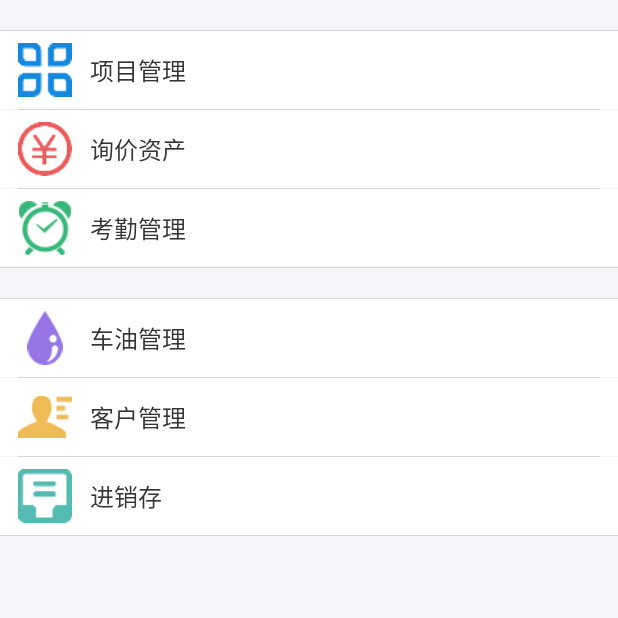
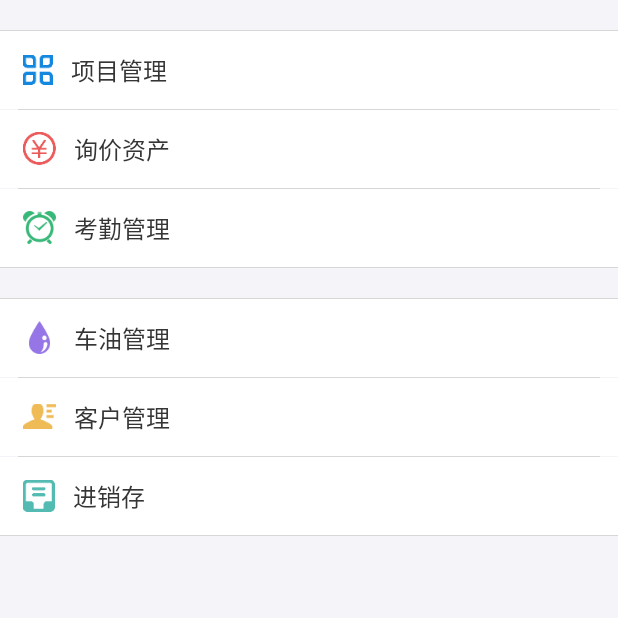
Before and after one commit to Markmeimei/ZhiXin, an Android app: the fragment Fragment_Manage shown on its own in the app's theme, on a phone screen of 412 x 824 dp, the top half of it. Run offline under Robolectric (Android 15) with nearby library versions, the phone set to English and light mode, and no system bars.

Commit message:
2016-03-25 修改部分界面

```diff
--- a/app/src/main/res/layout/fragment_manage.xml
+++ b/app/src/main/res/layout/fragment_manage.xml
@@ -19,11 +19,11 @@
 
         <ImageView
             android:id="@+id/iv_avatar"
-            android:layout_width="36dp"
-            android:layout_height="36dp"
+            android:layout_width="20dp"
+            android:layout_height="20dp"
             android:layout_alignParentLeft="true"
             android:layout_centerVertical="true"
-            android:layout_marginLeft="12dp"
+            android:layout_marginLeft="15dp"
             android:src="@mipmap/fragment_project_manage" />
 
         <TextView
@@ -66,11 +66,11 @@
 
         <ImageView
             android:id="@+id/iv_avatar1"
-            android:layout_width="36dp"
-            android:layout_height="36dp"
+            android:layout_width="22dp"
+            android:layout_height="22dp"
             android:layout_alignParentLeft="true"
             android:layout_centerVertical="true"
-            android:layout_marginLeft="12dp"
+            android:layout_marginLeft="15dp"
             android:src="@mipmap/fragment_inquiry_asset" />
 
         <TextView
@@ -112,11 +112,11 @@
 
         <ImageView
             android:id="@+id/iv_avatar2"
-            android:layout_width="36dp"
-            android:layout_height="36dp"
+            android:layout_width="22dp"
+            android:layout_height="22dp"
             android:layout_alignParentLeft="true"
             android:layout_centerVertical="true"
-            android:layout_marginLeft="12dp"
+            android:layout_marginLeft="15dp"
             android:src="@mipmap/fragment_attendance_manage" />
 
         <TextView
@@ -150,11 +150,11 @@
 
         <ImageView
             android:id="@+id/iv_avatar3"
-            android:layout_width="36dp"
-            android:layout_height="36dp"
+            android:layout_width="22dp"
+            android:layout_height="22dp"
             android:layout_alignParentLeft="true"
             android:layout_centerVertical="true"
-            android:layout_marginLeft="12dp"
+            android:layout_marginLeft="15dp"
             android:src="@mipmap/fragment_car_manage" />
 
         <TextView
@@ -196,11 +196,11 @@
 
         <ImageView
             android:id="@+id/iv_avatar4"
-            android:layout_width="36dp"
-            android:layout_height="36dp"
+            android:layout_width="22dp"
+            android:layout_height="22dp"
             android:layout_alignParentLeft="true"
             android:layout_centerVertical="true"
-            android:layout_marginLeft="12dp"
+            android:layout_marginLeft="15dp"
             android:src="@mipmap/fragment_customer_manage" />
 
         <TextView
@@ -242,11 +242,11 @@
 
         <ImageView
             android:id="@+id/iv_avatar5"
-            android:layout_width="36dp"
-            android:layout_height="36dp"
+            android:layout_width="21dp"
+            android:layout_height="21dp"
             android:layout_alignParentLeft="true"
             android:layout_centerVertical="true"
-            android:layout_marginLeft="12dp"
+            android:layout_marginLeft="15dp"
             android:src="@mipmap/fragment_inout_manage" />
 
         <TextView
```
Also changed, not shown: app/src/main/res/drawable/shape_address_bg.xml (added, +12 -0 lines), app/src/main/res/layout/fragment_address_book.xml (+3 -5 lines), 1 other file.
